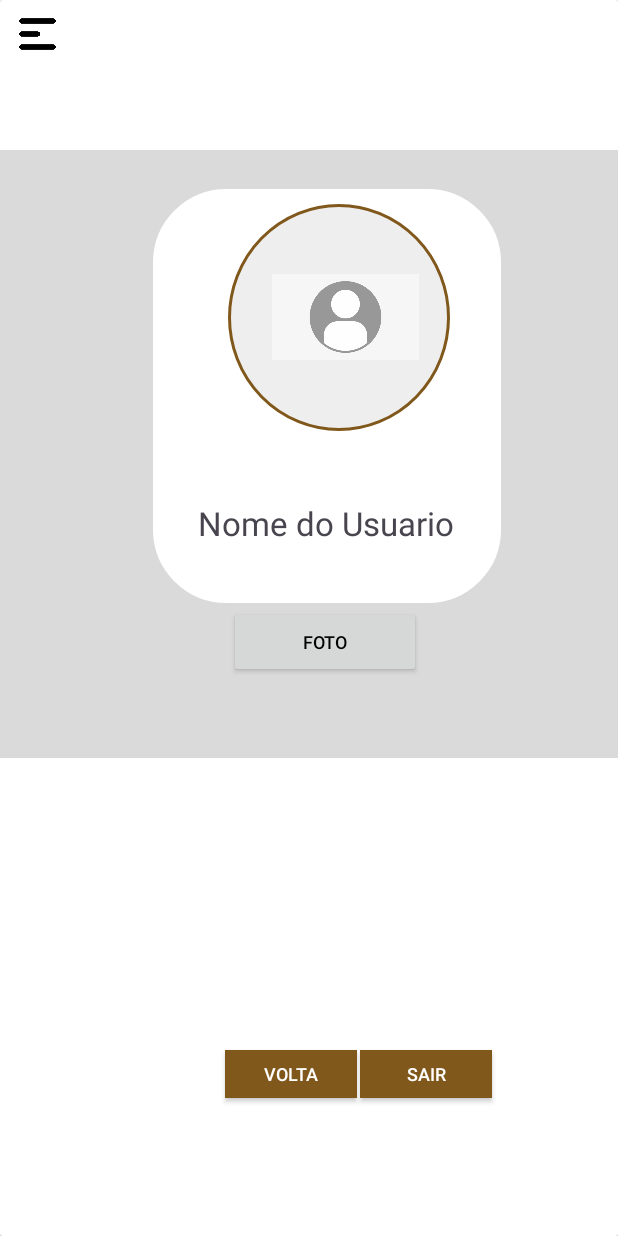
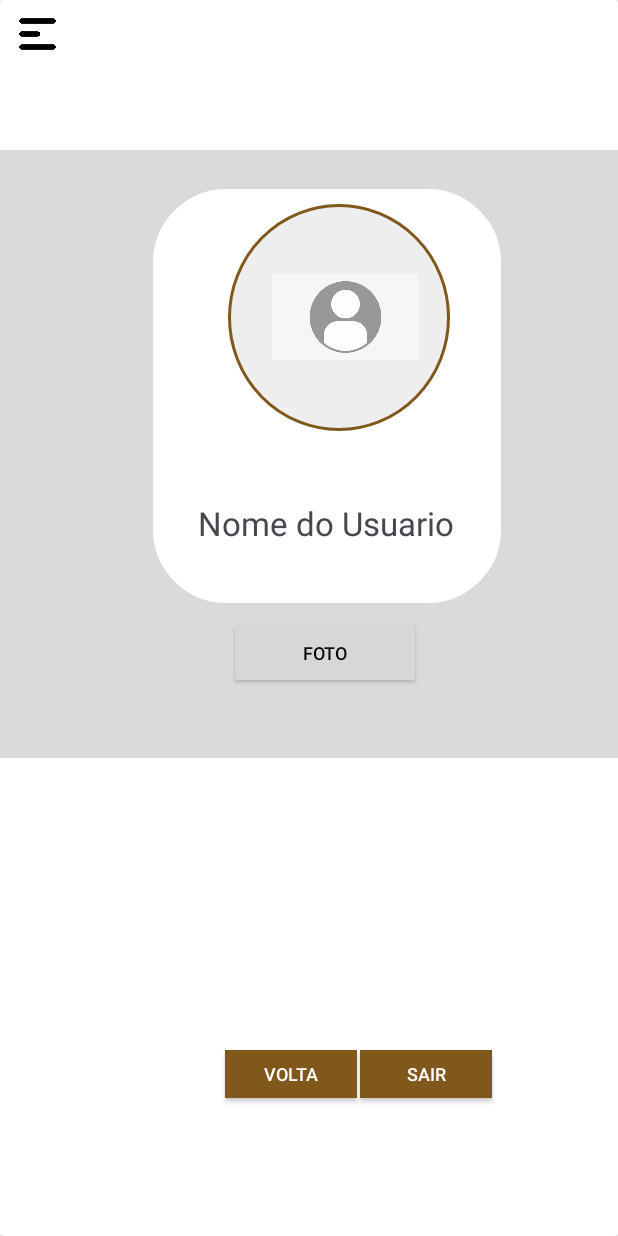
Before and after one commit to AnaCristina1972/Pagela, an Android app: the layout activity_tela_perfil_paciente.xml on its own in the app's theme, with its tools: preview values and no code run, on a phone screen of 412 x 824 dp. Run offline under Robolectric (Android 15) with nearby library versions, the phone set to English and light mode, and no system bars.

Commit message:
enviando uma projeto Android

```diff
--- a/app/src/main/java/com/example/pagela/view/SplashScreen.java
+++ b/app/src/main/java/com/example/pagela/view/SplashScreen.java
@@ -21,7 +21,7 @@ public class SplashScreen extends AppCompatActivity {
         new Handler().postDelayed(new Runnable() {
             @Override
             public void run() {
-                Intent intent=new Intent(SplashScreen.this, TelaLogin.class);
+                Intent intent=new Intent(SplashScreen.this, Tela_Perfil_Paciente.class);
                 startActivity(intent);
                 finish();
             }
--- a/app/src/main/res/layout/activity_tela_perfil_paciente.xml
+++ b/app/src/main/res/layout/activity_tela_perfil_paciente.xml
@@ -58,6 +58,7 @@
             android:text="Foto"
             android:textColor="@color/black"
             android:textSize="12dp"
+            app:layout_constraintBottom_toBottomOf="parent"
             app:layout_constraintEnd_toEndOf="parent"
             app:layout_constraintHorizontal_bias="0.538"
             app:layout_constraintStart_toStartOf="parent"
```
